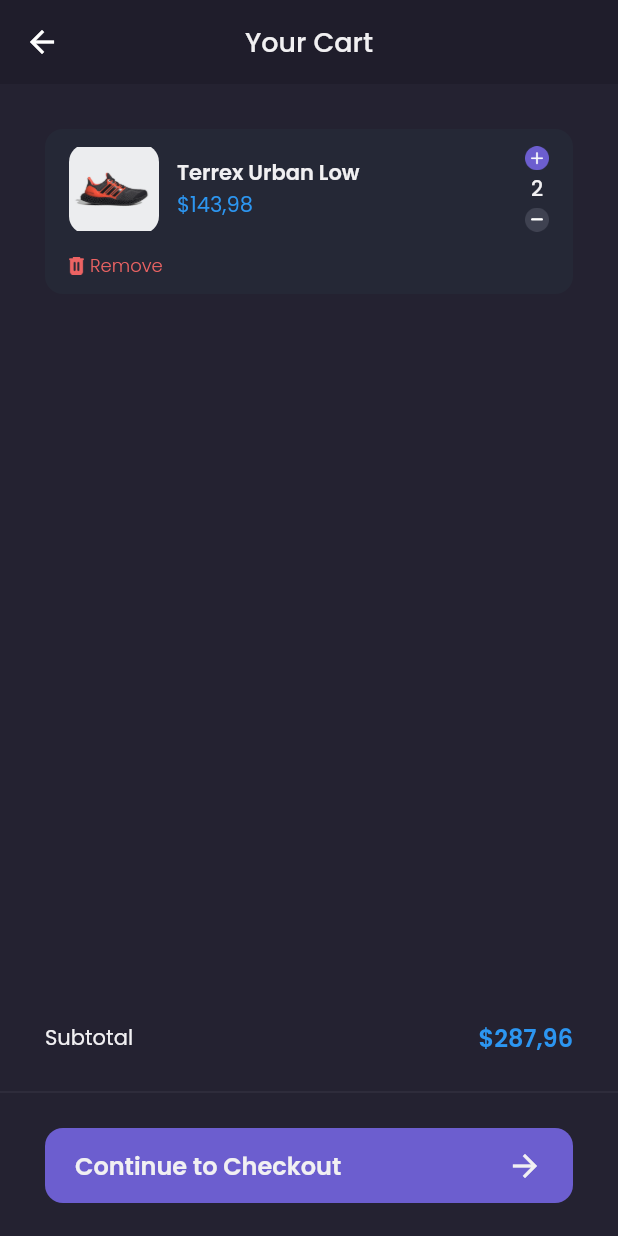
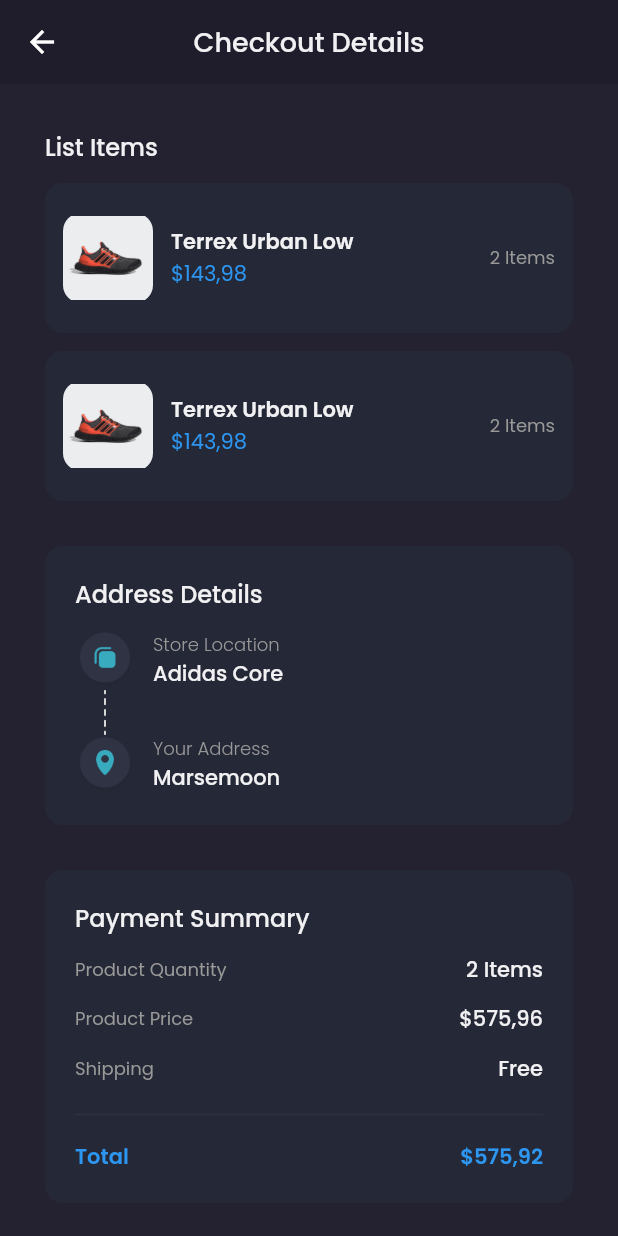
Before and after one commit to triagung128/shamo, a Flutter app: the CartPage screen opened by its route, after a tap on "Continue to Checkout", on a phone screen of 412 x 824 dp. Run offline on Flutter 3.47's test engine with Material 2 defaults, Android fonts, the phone set to English and light mode, and no system bars; our stand-ins replace carousel_slider, google_fonts.

Commit message:
create checkout page

```diff
--- a/lib/main.dart
+++ b/lib/main.dart
@@ -1,5 +1,7 @@
 import 'package:flutter/material.dart';
 import 'package:shamo/pages/cart_page.dart';
+import 'package:shamo/pages/checkout_page.dart';
+import 'package:shamo/pages/checkout_success_page.dart';
 import 'package:shamo/pages/detail_chat_page.dart';
 import 'package:shamo/pages/edit_profile_page.dart';
 import 'package:shamo/pages/home/main_page.dart';
@@ -26,6 +28,8 @@ class MyApp extends StatelessWidget {
         '/edit-profile': (_) => const EditProfilePage(),
         '/product': (_) => const ProductPage(),
         '/cart': (_) => const CartPage(),
+        '/checkout': (_) => const CheckoutPage(),
+        '/checkout-success': (_) => const CheckoutSuccessPage(),
       },
     );
   }
--- a/lib/pages/cart_page.dart
+++ b/lib/pages/cart_page.dart
@@ -118,7 +118,7 @@ class CartPage extends StatelessWidget {
                 vertical: 16,
               ),
               child: TextButton(
-                onPressed: () {},
+                onPressed: () => Navigator.pushNamed(context, '/checkout'),
                 style: TextButton.styleFrom(
                   backgroundColor: primaryColor,
                   padding: const EdgeInsets.symmetric(horizontal: 20),
--- /dev/null
+++ b/lib/pages/checkout_page.dart
@@ -0,0 +1,242 @@
+import 'package:flutter/material.dart';
+import 'package:shamo/theme.dart';
+import 'package:shamo/widgets/checkout_card.dart';
+
+class CheckoutPage extends StatelessWidget {
+  const CheckoutPage({super.key});
+
+  @override
+  Widget build(BuildContext context) {
+    PreferredSizeWidget header() {
+      return AppBar(
+        backgroundColor: backgroundColor1,
+        elevation: 0,
+        centerTitle: true,
+        title: Text(
+          'Checkout Details',
+          style: primaryTextStyle.copyWith(
+            fontSize: 18,
+            fontWeight: medium,
+          ),
+        ),
+      );
+    }
+
+    Widget content() {
+      return ListView(
+        padding: EdgeInsets.symmetric(horizontal: defaultMargin),
+        children: [
+          // NOTE: LIST ITEMS
+          Container(
+            margin: EdgeInsets.only(top: defaultMargin),
+            child: Column(
+              crossAxisAlignment: CrossAxisAlignment.start,
+              children: [
+                Text(
+                  'List Items',
+                  style: primaryTextStyle.copyWith(
+                    fontSize: 16,
+                    fontWeight: medium,
+                  ),
+                ),
+                const CheckoutCard(),
+                const CheckoutCard(),
+              ],
+            ),
+          ),
+
+          // NOTE: ADDRESS DETAILS
+          Container(
+            margin: EdgeInsets.only(top: defaultMargin),
+            padding: const EdgeInsets.all(20),
+            decoration: BoxDecoration(
+              color: backgroundColor4,
+              borderRadius: BorderRadius.circular(12),
+            ),
+            child: Column(
+              crossAxisAlignment: CrossAxisAlignment.start,
+              children: [
+                Text(
+                  'Address Details',
+                  style: primaryTextStyle.copyWith(
+                    fontSize: 16,
+                    fontWeight: medium,
+                  ),
+                ),
+                const SizedBox(height: 12),
+                Row(
+                  children: [
+                    Column(
+                      children: [
+                        Image.asset(
+                          'assets/icon_store_location.png',
+                          width: 40,
+                        ),
+                        Image.asset(
+                          'assets/icon_line.png',
+                          height: 30,
+                        ),
+                        Image.asset(
+                          'assets/icon_your_address.png',
+                          width: 40,
+                        ),
+                      ],
+                    ),
+                    const SizedBox(width: 12),
+                    Column(
+                      crossAxisAlignment: CrossAxisAlignment.start,
+                      children: [
+                        Text(
+                          'Store Location',
+                          style: secondaryTextStyle.copyWith(
+                            fontSize: 12,
+                            fontWeight: light,
+                          ),
+                        ),
+                        Text(
+                          'Adidas Core',
+                          style: primaryTextStyle.copyWith(fontWeight: medium),
+                        ),
+                        SizedBox(height: defaultMargin),
+                        Text(
+                          'Your Address',
+                          style: secondaryTextStyle.copyWith(
+                            fontSize: 12,
+                            fontWeight: light,
+                          ),
+                        ),
+                        Text(
+                          'Marsemoon',
+                          style: primaryTextStyle.copyWith(fontWeight: medium),
+                        ),
+                      ],
+                    ),
+                  ],
+                ),
+              ],
+            ),
+          ),
+
+          // NOTE: PAYMENT SUMMARY
+          Container(
+            margin: EdgeInsets.only(top: defaultMargin),
+            padding: const EdgeInsets.all(20),
+            decoration: BoxDecoration(
+              color: backgroundColor4,
+              borderRadius: BorderRadius.circular(12),
+            ),
+            child: Column(
+              crossAxisAlignment: CrossAxisAlignment.start,
+              children: [
+                Text(
+                  'Payment Summary',
+                  style: primaryTextStyle.copyWith(
+                    fontSize: 16,
+                    fontWeight: medium,
+                  ),
+                ),
+                const SizedBox(height: 12),
+                Row(
+                  mainAxisAlignment: MainAxisAlignment.spaceBetween,
+                  children: [
+                    Text(
+                      'Product Quantity',
+                      style: secondaryTextStyle.copyWith(fontSize: 12),
+                    ),
+                    Text(
+                      '2 Items',
+                      style: primaryTextStyle.copyWith(fontWeight: medium),
+                    ),
+                  ],
+                ),
+                const SizedBox(height: 12),
+                Row(
+                  mainAxisAlignment: MainAxisAlignment.spaceBetween,
+                  children: [
+                    Text(
+                      'Product Price',
+                      style: secondaryTextStyle.copyWith(fontSize: 12),
+                    ),
+                    Text(
+                      '\$575,96',
+                      style: primaryTextStyle.copyWith(fontWeight: medium),
+                    ),
+                  ],
+                ),
+                const SizedBox(height: 12),
+                Row(
+                  mainAxisAlignment: MainAxisAlignment.spaceBetween,
+                  children: [
+                    Text(
+                      'Shipping',
+                      style: secondaryTextStyle.copyWith(fontSize: 12),
+                    ),
+                    Text(
+                      'Free',
+                      style: primaryTextStyle.copyWith(fontWeight: medium),
+                    ),
+                  ],
+                ),
+                const SizedBox(height: 12),
+                const Divider(
+                  thickness: 1,
+                  color: Color(0xff2E3141),
+                ),
+                const SizedBox(height: 10),
+                Row(
+                  mainAxisAlignment: MainAxisAlignment.spaceBetween,
+                  children: [
+                    Text(
+                      'Total',
+                      style: priceTextStyle.copyWith(fontWeight: semiBold),
+                    ),
+                    Text(
+                      '\$575,92',
+                      style: priceTextStyle.copyWith(fontWeight: semiBold),
+                    ),
+                  ],
+                ),
+              ],
+            ),
+          ),
+
+          // NOTE: CHECKOUT BUTTON
+          SizedBox(height: defaultMargin),
+          const Divider(
+            thickness: 1,
+            color: Color(0xff2E3141),
+          ),
+          Container(
+            height: 50,
+            width: double.infinity,
+            margin: EdgeInsets.symmetric(vertical: defaultMargin),
+            decoration: BoxDecoration(
+              color: primaryColor,
+              borderRadius: BorderRadius.circular(12),
+            ),
+            child: TextButton(
+              onPressed: () => Navigator.pushNamedAndRemoveUntil(
+                context,
+                '/checkout-success',
+                (_) => false,
+              ),
+              child: Text(
+                'Checkout Now',
+                style: primaryTextStyle.copyWith(
+                  fontWeight: semiBold,
+                  fontSize: 16,
+                ),
+              ),
+            ),
+          ),
+        ],
+      );
+    }
+
+    return Scaffold(
+      backgroundColor: backgroundColor3,
+      appBar: header(),
+      body: content(),
+    );
+  }
+}
--- /dev/null
+++ b/lib/pages/checkout_success_page.dart
@@ -0,0 +1,104 @@
+import 'package:flutter/material.dart';
+import 'package:shamo/theme.dart';
+
+class CheckoutSuccessPage extends StatelessWidget {
+  const CheckoutSuccessPage({super.key});
+
+  @override
+  Widget build(BuildContext context) {
+    PreferredSizeWidget header() {
+      return AppBar(
+        backgroundColor: backgroundColor1,
+        centerTitle: true,
+        elevation: 0,
+        title: Text(
+          'Checkout Success',
+          style: primaryTextStyle.copyWith(
+            fontSize: 18,
+            fontWeight: medium,
+          ),
+        ),
+      );
+    }
+
+    Widget content() {
+      return Center(
+        child: Column(
+          mainAxisAlignment: MainAxisAlignment.center,
+          children: [
+            Image.asset('assets/icon_empty_cart.png', width: 80),
+            const SizedBox(height: 20),
+            Text(
+              'You made a transaction',
+              style: primaryTextStyle.copyWith(
+                fontSize: 16,
+                fontWeight: medium,
+              ),
+            ),
+            const SizedBox(height: 12),
+            Text(
+              'Stay at home while we\nprepare your dream shoes',
+              style: secondaryTextStyle,
+              textAlign: TextAlign.center,
+            ),
+            Container(
+              height: 44,
+              width: 196,
+              margin: EdgeInsets.only(top: defaultMargin),
+              child: TextButton(
+                onPressed: () {
+                  Navigator.pushNamedAndRemoveUntil(
+                    context,
+                    '/home',
+                    (_) => false,
+                  );
+                },
+                style: TextButton.styleFrom(
+                  backgroundColor: primaryColor,
+                  shape: RoundedRectangleBorder(
+                    borderRadius: BorderRadius.circular(12),
+                  ),
+                ),
+                child: Text(
+                  'Order Other Shoes',
+                  style: primaryTextStyle.copyWith(
+                    fontSize: 16,
+                    fontWeight: medium,
+                  ),
+                ),
+              ),
+            ),
+            Container(
+              height: 44,
+              width: 196,
+              margin: const EdgeInsets.only(top: 12),
+              child: TextButton(
+                onPressed: () {},
+                style: TextButton.styleFrom(
+                  backgroundColor: const Color(0xff39374B),
+                  shape: RoundedRectangleBorder(
+                    borderRadius: BorderRadius.circular(12),
+                  ),
+                ),
+                child: Text(
+                  'View My Order',
+                  style: primaryTextStyle.copyWith(
+                    fontSize: 16,
+                    fontWeight: medium,
+                    color: const Color(0xffB7B6BF),
+                  ),
+                ),
+              ),
+            ),
+          ],
+        ),
+      );
+    }
+
+    return Scaffold(
+      backgroundColor: backgroundColor3,
+      appBar: header(),
+      body: content(),
+    );
+  }
+}
--- /dev/null
+++ b/lib/widgets/checkout_card.dart
@@ -0,0 +1,55 @@
+import 'package:flutter/material.dart';
+import 'package:shamo/theme.dart';
+
+class CheckoutCard extends StatelessWidget {
+  const CheckoutCard({super.key});
+
+  @override
+  Widget build(BuildContext context) {
+    return Container(
+      margin: const EdgeInsets.only(top: 12),
+      padding: const EdgeInsets.symmetric(vertical: 20, horizontal: 12),
+      decoration: BoxDecoration(
+        color: backgroundColor4,
+        borderRadius: BorderRadius.circular(12),
+      ),
+      child: Row(
+        children: [
+          Container(
+            width: 60,
+            height: 60,
+            decoration: BoxDecoration(
+              borderRadius: BorderRadius.circular(12),
+              image: const DecorationImage(
+                image: AssetImage('assets/image_shoes.png'),
+              ),
+            ),
+          ),
+          const SizedBox(width: 12),
+          Expanded(
+            child: Column(
+              crossAxisAlignment: CrossAxisAlignment.start,
+              children: [
+                Text(
+                  'Terrex Urban Low',
+                  style: primaryTextStyle.copyWith(fontWeight: semiBold),
+                  overflow: TextOverflow.ellipsis,
+                ),
+                const SizedBox(width: 2),
+                Text(
+                  '\$143,98',
+                  style: priceTextStyle,
+                ),
+              ],
+            ),
+          ),
+          const SizedBox(width: 12),
+          Text(
+            '2 Items',
+            style: secondaryTextStyle.copyWith(fontSize: 12),
+          ),
+        ],
+      ),
+    );
+  }
+}
```
